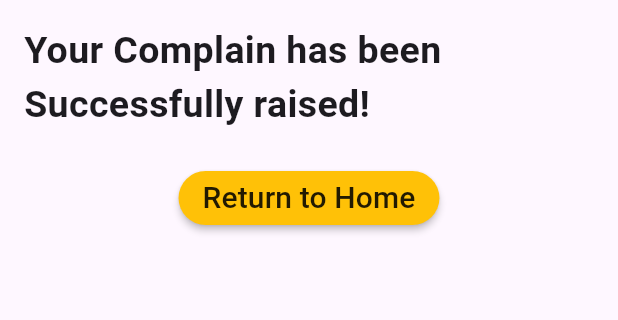
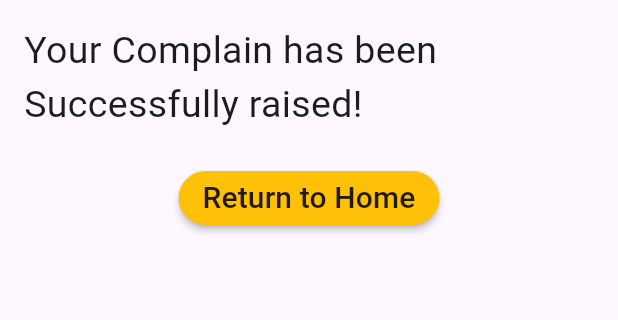
Before and after one commit to MaheenShaikh7/road_safe_app, a Flutter app: the complaint_status screen opened directly, on a phone screen of 412 x 824 dp, the part 84-404 px from its top. Run offline on Flutter 3.47's test engine with Material 3 defaults, Android fonts, the phone set to English and light mode, and no system bars; our stand-ins replace image_picker, location; missing offline and left inert: dart:ffi, flutter_vision.

Commit message:
removed the bold textstyle

```diff
--- a/lib/complaint_status.dart
+++ b/lib/complaint_status.dart
@@ -25,7 +25,7 @@ class _complaint_statusState extends State<complaint_status> {
             children: [
               Text(
                 "Your Complain has been Successfully raised!",
-                style: TextStyle(fontSize: 25, fontWeight: FontWeight.bold),
+                style: TextStyle(fontSize: 25, ),
               ),
               SizedBox(height: 20,),
               Center(
```
